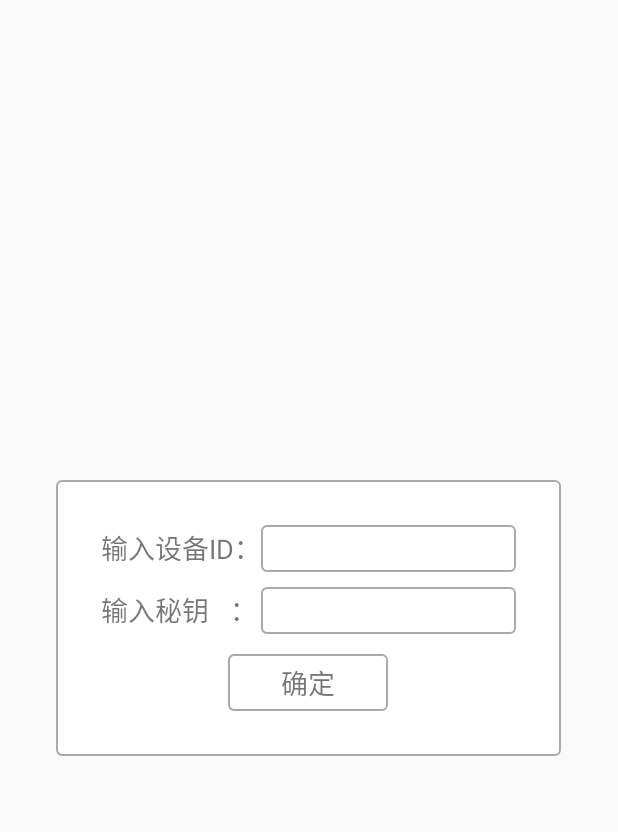
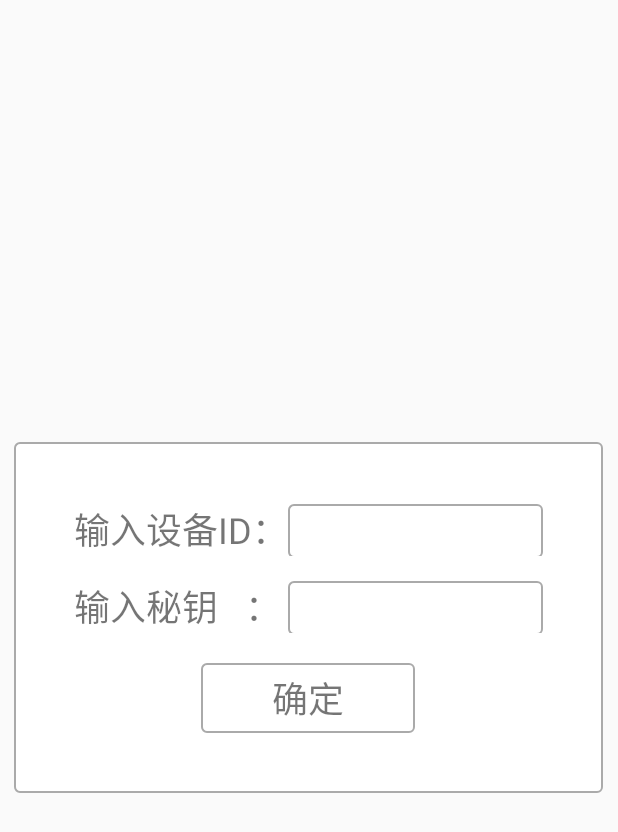
Before and after one commit to Luk0513/BuErJiaTES, an Android app: the layout input_d_id.xml on its own in the app's theme, with its tools: preview values and no code run, on a phone screen of 412 x 824 dp. Shown: the top 832 px of the screen. Run offline under Robolectric (Android 15) with nearby library versions, the phone set to English and light mode, and no system bars; Roboto replaces fonts that are not available here.

Commit message:
2017/08/30   修该更新提示和更新业务逻辑

```diff
--- a/app/build.gradle
+++ b/app/build.gradle
@@ -7,7 +7,7 @@ android {
         applicationId "com.fierce.buerjiates"
         minSdkVersion 18
         targetSdkVersion 25
-        versionCode 13
+        versionCode 12
         versionName "2.6"
         testInstrumentationRunner "android.support.test.runner.AndroidJUnitRunner"
         ndk {
--- a/app/src/main/java/com/fierce/buerjiates/config/MyApp.java
+++ b/app/src/main/java/com/fierce/buerjiates/config/MyApp.java
@@ -267,6 +267,7 @@ public class MyApp extends Application {
                         if (!MyApp.getInstance().getisRunning()) {
                             //在下载apk文件前 先检查本地apk文件的版本号是否等于服务器上的版本号
                             //相等则直接安装 否则开始下载
+                            mlog.e("在下载apk文件前 先检查本地apk文件的版本号是否等于服务器上的版本号");
                             File[] allFiles = new File(downloadFile.getAbsolutePath()).listFiles();
                             int apkCode = 0;
                             File apkfile = null;
@@ -278,10 +279,11 @@ public class MyApp extends Application {
                                     apkCode = packageInfo.versionCode;//apk 版本号；
                                 } catch (NullPointerException e) {
                                     //捕捉到空指针
+                                    mlog.e(e);
                                 }
                             }
                             if (apkCode == versionCode && apkfile != null) {
-                                Intent in = new Intent("PupoState");
+                                Intent in = new Intent("Install");
                                 in.putExtra("isDone", true);
                                 in.putExtra("apk", apkfile.getAbsolutePath());
                                 sendBroadcast(in);
@@ -293,7 +295,7 @@ public class MyApp extends Application {
                                 startService(intent);
                             }
                         } else {
-                            mlog.e("onResponse: KKKKKKKKKKKKKKKKKKKK 已经启动服务");
+                            mlog.e("onResponse: 已经启动下载apk服务");
                         }
                     }
                 } catch (JSONException e) {
--- a/app/src/main/java/com/fierce/buerjiates/models/RequestInterfaceModel.java
+++ b/app/src/main/java/com/fierce/buerjiates/models/RequestInterfaceModel.java
@@ -227,7 +227,7 @@ public class RequestInterfaceModel implements IRequestInterface {
                     if (response.body().getList() != null && response.body().getList().size() > 0) {
                         Gson gson = new Gson();
                         String json = gson.toJson(response.body());
-                        mlog.e(json);
+//                        mlog.e(json);
                         MyApp.getInstance().saveLotteryGift(json);
                         callback.onSuccesd(response.body());
                     } else {
--- a/app/src/main/java/com/fierce/buerjiates/ui/Lottery_activity.java
+++ b/app/src/main/java/com/fierce/buerjiates/ui/Lottery_activity.java
@@ -99,9 +99,6 @@ public class Lottery_activity extends BaseActivity implements IGetGiftView, View
         return R.layout.lottray_activity;
     }
 
-    /**
-     *
-     */
     @Override
     protected void initView() {
         present = new IGteGifPresent(this);
--- /dev/null
+++ b/app/src/main/res/drawable/custom_bg55.xml
@@ -0,0 +1,6 @@
+<?xml version="1.0" encoding="utf-8"?>
+<shape xmlns:android="http://schemas.android.com/apk/res/android"
+    android:shape="rectangle">
+    <corners android:radius="10dp" />
+    <solid android:color="#bcbcba" />
+</shape>
--- a/app/src/main/res/layout/input_d_id.xml
+++ b/app/src/main/res/layout/input_d_id.xml
@@ -8,7 +8,7 @@
         android:layout_width="wrap_content"
         android:layout_height="wrap_content"
         android:background="@drawable/custom_bg2"
-        android:padding="30dp">
+        android:padding="40dp">
 
         <TableRow>
 
@@ -17,7 +17,7 @@
                 android:layout_width="wrap_content"
                 android:layout_height="wrap_content"
                 android:text="输入设备ID："
-                android:textSize="18sp" />
+                android:textSize="24sp" />
 
             <EditText
                 android:id="@+id/et_did"
@@ -30,18 +30,18 @@
                 android:maxWidth="170dp"
                 android:padding="3dp"
                 android:singleLine="true"
-                android:textSize="18sp"
+                android:textSize="22sp"
                 android:inputType="text" />
         </TableRow>
 
-        <TableRow android:layout_marginTop="10dp">
+        <TableRow android:layout_marginTop="15dp">
 
             <TextView
                 android:id="@+id/tv_paw"
                 android:layout_width="wrap_content"
                 android:layout_height="wrap_content"
                 android:text="输入秘钥   ："
-                android:textSize="18sp" />
+                android:textSize="24sp" />
 
 
             <EditText
@@ -53,12 +53,12 @@
                 android:maxWidth="170dp"
                 android:padding="3dp"
                 android:singleLine="true"
-                android:textSize="18sp"
+                android:textSize="22sp"
                 android:inputType="text" />
         </TableRow>
 
         <TableRow
-            android:layout_marginTop="13dp"
+            android:layout_marginTop="20dp"
             android:gravity="center">
 
             <TextView
@@ -68,7 +68,7 @@
                 android:background="@drawable/custome_bg_pressed"
                 android:gravity="center"
                 android:padding="5dp"
-                android:textSize="18sp"
+                android:textSize="24sp"
                 android:text="确定" />
         </TableRow>
 
```
Also changed, not shown: app/src/main/java/com/fierce/buerjiates/base/BaseActivity.java (+65 -0 lines), app/src/main/java/com/fierce/buerjiates/services/DownAPKService.java (+4 -4 lines), app/src/main/java/com/fierce/buerjiates/ui/MainActivity.java (+26 -31 lines), app/src/main/res/layout/update_dialog_layout.xml (added, +60 -0 lines), app/src/main/res/mipmap-hdpi/update.png (added).
